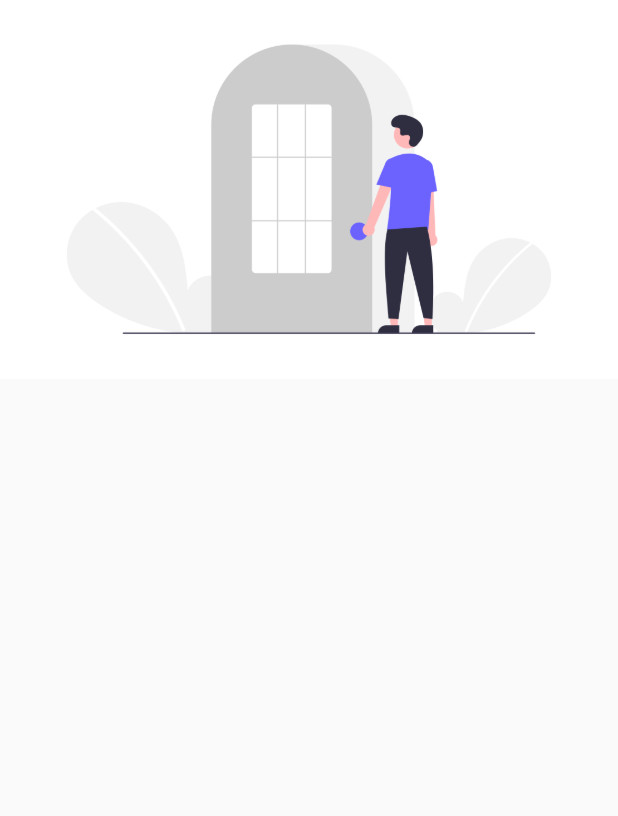
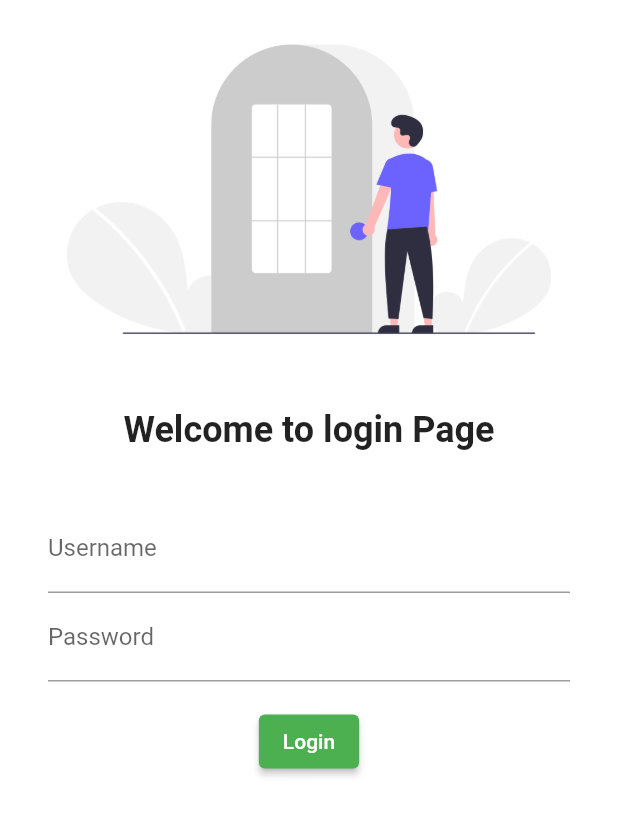
Before and after one commit to ashwi142002/Firstly_learning_flutter, a Flutter app: the screen it shows after launch, on a phone screen of 412 x 824 dp. Shown: the top 816 px of the screen. Run offline on Flutter 3.47's test engine with Material 2 defaults, Android fonts, the phone set to English and light mode, and no system bars.

Commit message:
Day4 completed

```diff
--- a/lib/Screens/login_page.dart
+++ b/lib/Screens/login_page.dart
@@ -6,10 +6,54 @@ class Loginpage extends StatelessWidget {
   @override
   Widget build(BuildContext context) {
     return Material(
+        color: Colors.white,
         child: Column(
-      children: [
-        Image.asset("assets/images/login.png"),
-      ],
-    ));
+          children: [
+            Image.asset(
+              "assets/images/login.png",
+              fit: BoxFit.cover,
+            ),
+            SizedBox(
+              height: 20.0,
+            ),
+            Text(
+              "Welcome to login Page",
+              style: TextStyle(
+                fontWeight: FontWeight.bold,
+                fontSize: 24,
+              ),
+            ),
+            SizedBox(
+              height: 20.0,
+            ),
+            Padding(
+              padding:
+                  const EdgeInsets.symmetric(vertical: 16.0, horizontal: 32.0),
+              child: Column(
+                children: [
+                  TextFormField(
+                    decoration: InputDecoration(
+                        hintText: " Enter username", labelText: "Username"),
+                  ),
+                  TextFormField(
+                    obscureText: true,
+                    decoration: InputDecoration(
+                        hintText: " Enter password", labelText: "Password"),
+                  ),
+                  SizedBox(
+                    height: 16.0,
+                  ),
+                  ElevatedButton(
+                    child: Text("Login"),
+                    style: TextButton.styleFrom(),
+                    onPressed: () {
+                      print("Hello This is Ashwini");
+                    },
+                  )
+                ],
+              ),
+            )
+          ],
+        ));
   }
 }
```
